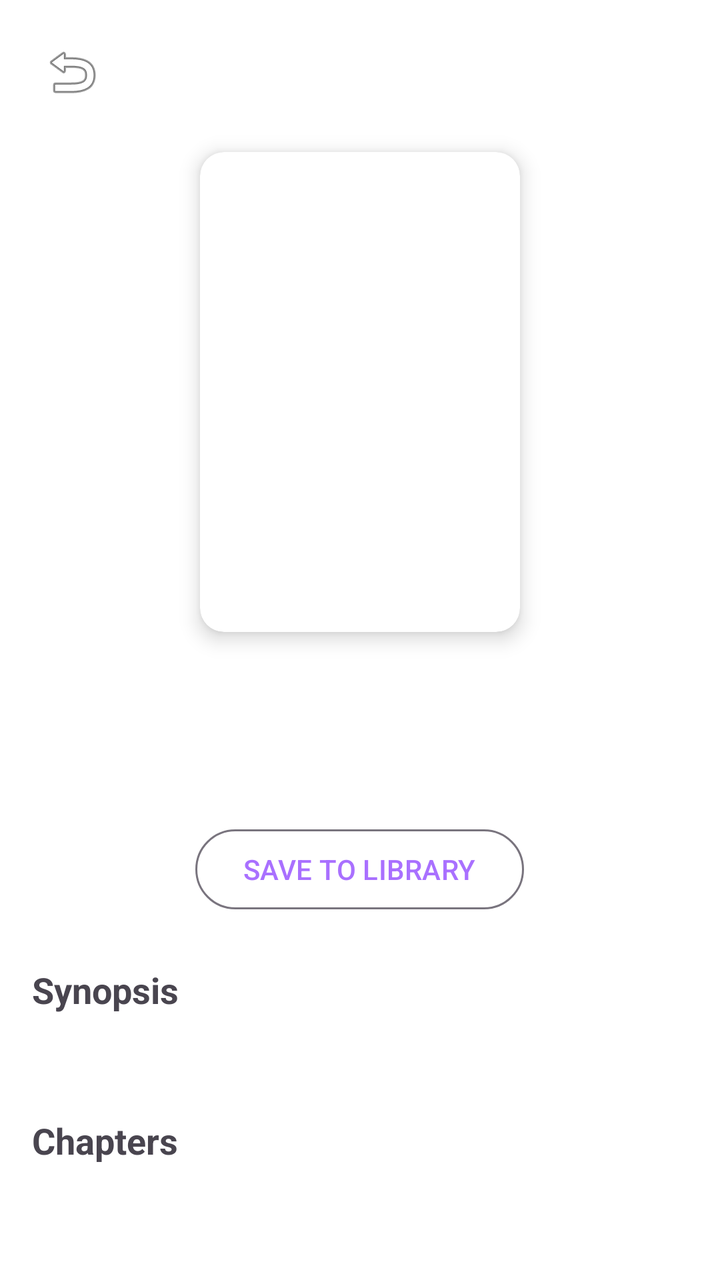
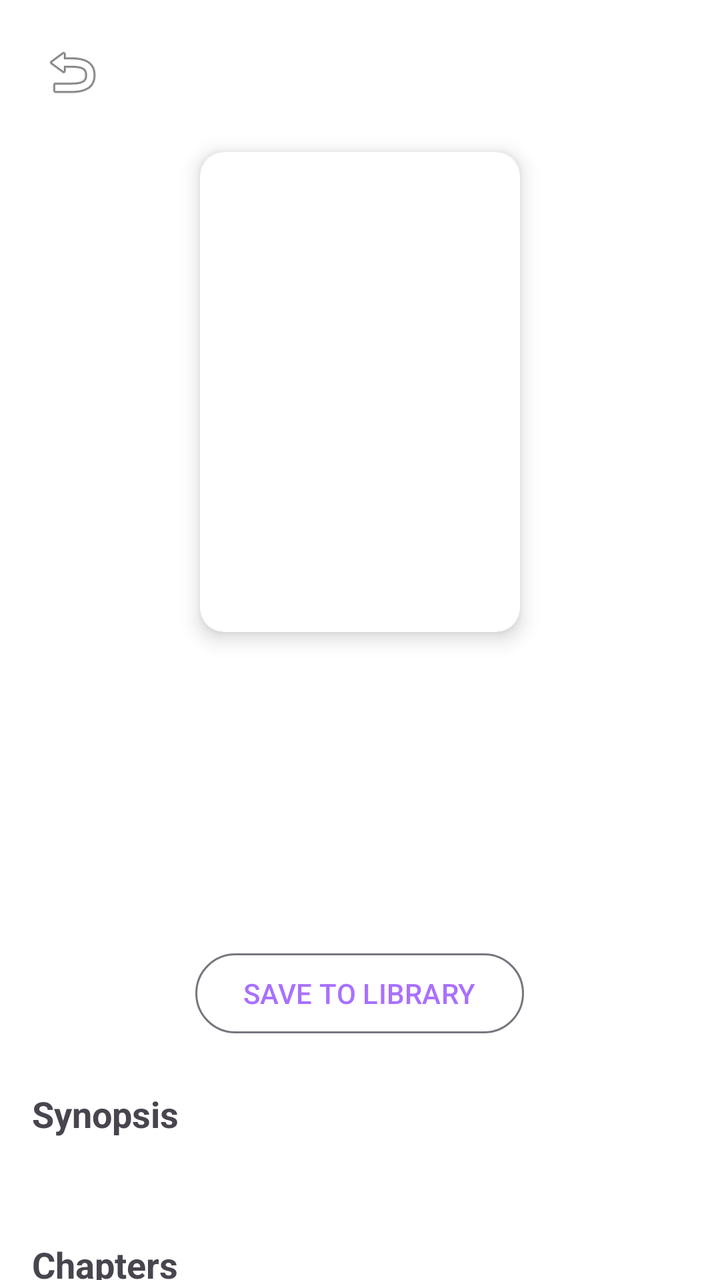

Two renders of the same Android screen: before a commit and after it. Below are the layout's source before the change and the commit's diff.
<!-- AndroidManifest.xml: application theme Theme.NovelIn -->
<!-- res/layout/fragment_detail.xml -->
<?xml version="1.0" encoding="utf-8"?>
<RelativeLayout xmlns:android="http://schemas.android.com/apk/res/android"
    xmlns:app="http://schemas.android.com/apk/res-auto"
    android:layout_width="match_parent"
    android:layout_height="match_parent">

    
    <ImageButton
    android:id="@+id/btnBackDetail"
    android:layout_width="48dp"
    android:layout_height="48dp"
    android:src="@android:drawable/ic_menu_revert"
    android:background="@drawable/bg_circle"
    android:padding="12dp"
    android:layout_margin="12dp"
    android:contentDescription="Back"
    android:elevation="8dp"/>

    <androidx.core.widget.NestedScrollView
        android:layout_width="match_parent"
        android:layout_height="match_parent">

        <LinearLayout
            android:layout_width="match_parent"
            android:layout_height="wrap_content"
            android:orientation="vertical"
            android:padding="16dp"
            android:gravity="center_horizontal">

            
            <androidx.cardview.widget.CardView
                android:layout_width="160dp"
                android:layout_height="240dp"
                android:layout_marginTop="60dp"
                android:layout_marginBottom="16dp"
                app:cardCornerRadius="12dp"
                app:cardElevation="6dp">

                <ImageView
                    android:id="@+id/ivDetailCover"
                    android:layout_width="match_parent"
                    android:layout_height="match_parent"
                    android:scaleType="centerCrop"/>

            </androidx.cardview.widget.CardView>

            
            <TextView
                android:id="@+id/tvDetailTitle"
                android:layout_width="match_parent"
                android:layout_height="wrap_content"
                android:textSize="24sp"
                android:textStyle="bold"
                android:gravity="center"
                android:layout_marginBottom="6dp"/>

            
            <TextView
                android:id="@+id/tvDetailAuthor"
                android:layout_width="match_parent"
                android:layout_height="wrap_content"
                android:textSize="15sp"
                android:gravity="center"
                android:layout_marginBottom="20dp"
                android:alpha="0.7"/>

            
            <Button
                android:id="@+id/btnSave"
                style="@style/Widget.Material3.Button.OutlinedButton"
                android:layout_width="wrap_content"
                android:layout_height="wrap_content"
                android:text="SAVE TO LIBRARY"
                android:layout_marginBottom="24dp" />

            
            <TextView
                android:layout_width="match_parent"
                android:layout_height="wrap_content"
                android:text="Synopsis"
                android:textStyle="bold"
                android:textSize="18sp"
                android:layout_marginBottom="8dp"/>

            <TextView
                android:id="@+id/tvDetailDesc"
                android:layout_width="match_parent"
                android:layout_height="wrap_content"
                android:textSize="14sp"
                android:lineSpacingExtra="4dp"
                android:layout_marginBottom="24dp"/>

            
            <TextView
                android:layout_width="match_parent"
                android:layout_height="wrap_content"
                android:text="Chapters"
                android:textStyle="bold"
                android:textSize="18sp"
                android:layout_marginBottom="8dp"/>

            <ProgressBar
                android:id="@+id/progressBar"
                android:layout_width="wrap_content"
                android:layout_height="wrap_content"
                android:visibility="gone"
                android:layout_marginBottom="16dp"/>

            <androidx.recyclerview.widget.RecyclerView
                android:id="@+id/rvChapters"
                android:layout_width="match_parent"
                android:layout_height="wrap_content"
                android:nestedScrollingEnabled="false"/>

        </LinearLayout>

    </androidx.core.widget.NestedScrollView>

</RelativeLayout>
<!-- resources referenced by this layout -->
<resources>
  <!-- drawable bg_circle (drawable) -->
  <?xml version="1.0" encoding="utf-8"?>
  <selector xmlns:android="http://schemas.android.com/apk/res/android">
      <shape xmlns:android="http://schemas.android.com/apk/res/android">
          <solid android:color="#FFFFFF"/>
          <corners android:radius="50dp"/>
      </shape>
  </selector>
  <style name="Theme.NovelIn" parent="Theme.Material3.DayNight.NoActionBar">
  
          
          <item name="colorPrimary">#A970FF</item>
          <item name="colorSecondary">#C8A2FF</item>
  
          
          <item name="android:windowBackground">#FFFFFF</item>
  
          
          <item name="android:statusBarColor">#FFFFFF</item>
  
          
          <item name="android:navigationBarColor">#FFFFFF</item>
  
      </style>
</resources>

<!-- the commit's change to res/layout/fragment_detail.xml (unified diff, before → after) -->
@@ -64,6 +64,26 @@
                 android:layout_marginBottom="20dp"
                 android:alpha="0.7"/>
 
+            <TextView
+                android:id="@+id/tvDetailLang"
+                android:layout_width="match_parent"
+                android:layout_height="wrap_content"
+                android:textSize="14sp"
+                android:gravity="center"
+                android:layout_marginBottom="8dp"
+                android:textColor="?android:attr/textColorSecondary"/>
+
+            <TextView
+                android:id="@+id/tvDetailTags"
+                android:layout_width="match_parent"
+                android:layout_height="wrap_content"
+                android:textSize="14sp"
+                android:gravity="center"
+                android:layout_marginBottom="16dp"
+                android:textColor="@android:color/holo_blue_dark"
+                android:textStyle="italic"/>
+
+
             
             <Button
                 android:id="@+id/btnSave"
@@ -103,6 +123,7 @@
                 android:id="@+id/progressBar"
                 android:layout_width="wrap_content"
                 android:layout_height="wrap_content"
+                android:layout_gravity="center"
                 android:visibility="gone"
                 android:layout_marginBottom="16dp"/>
 
